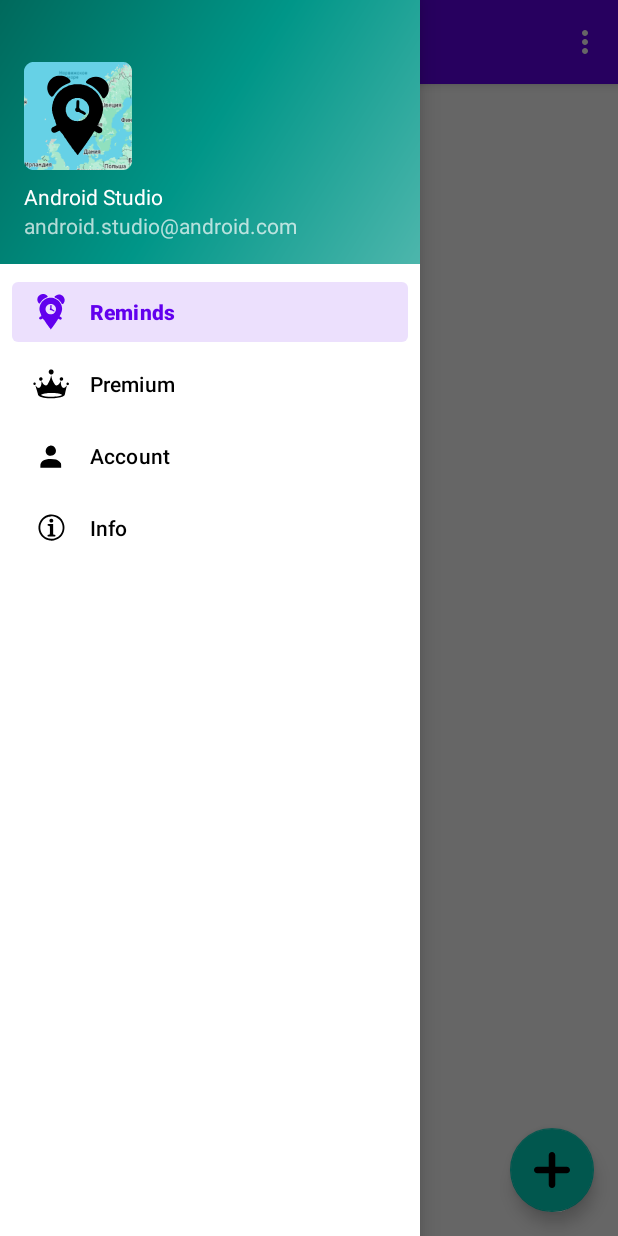
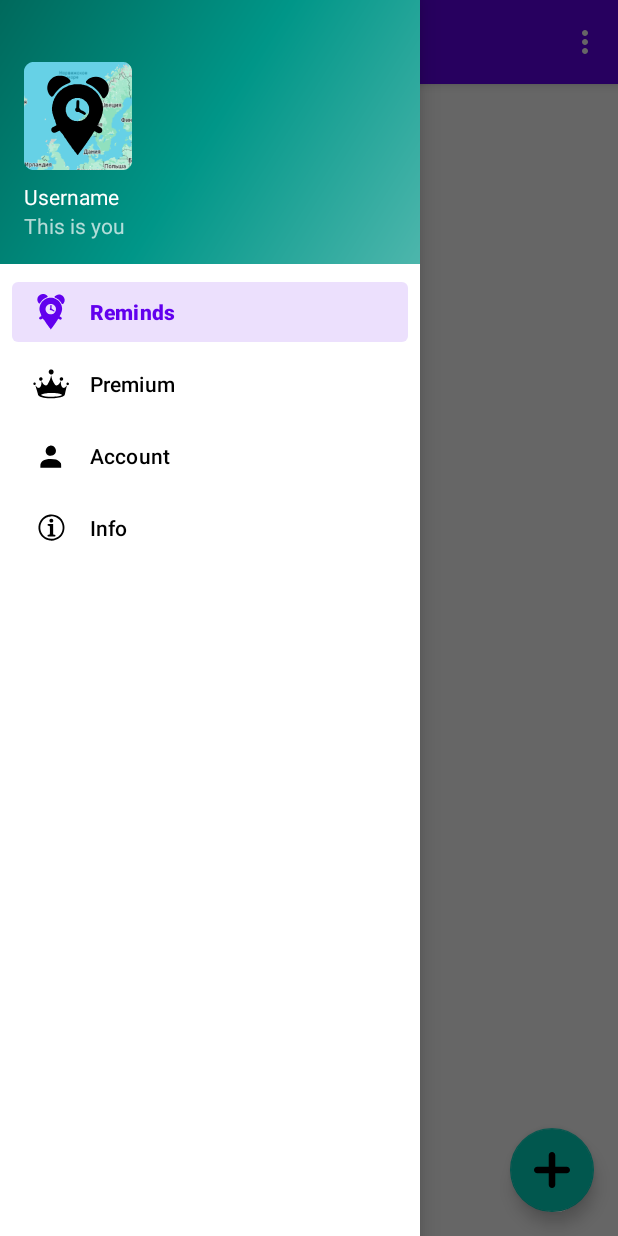
Before and after one commit to NDrms/GPSReminder, an Android app: the screen it shows after launch (MainActivity), with the side drawer open, on a phone screen of 412 x 824 dp. Run offline under Robolectric (Android 15) with nearby library versions, the phone set to English and light mode, and no system bars; our stand-ins replace navigation-ui.

Commit message:
Account view fix

```diff
--- a/app/src/main/res/values/strings.xml
+++ b/app/src/main/res/values/strings.xml
@@ -2,8 +2,8 @@
     <string name="app_name" translatable="false">GPSReminder</string>
     <string name="navigation_drawer_open">Open navigation drawer</string>
     <string name="navigation_drawer_close">Close navigation drawer</string>
-    <string name="nav_header_title" translatable="false">Android Studio</string>
-    <string name="nav_header_subtitle" translatable="false">android.studio@android.com</string>
+    <string name="nav_header_title" translatable="false">Username</string>
+    <string name="nav_header_subtitle" translatable="false">This is you</string>
     <string name="nav_header_desc">Navigation header</string>
     <string name="action_settings">Settings</string>
     <string name="action_help">Help</string>
```
